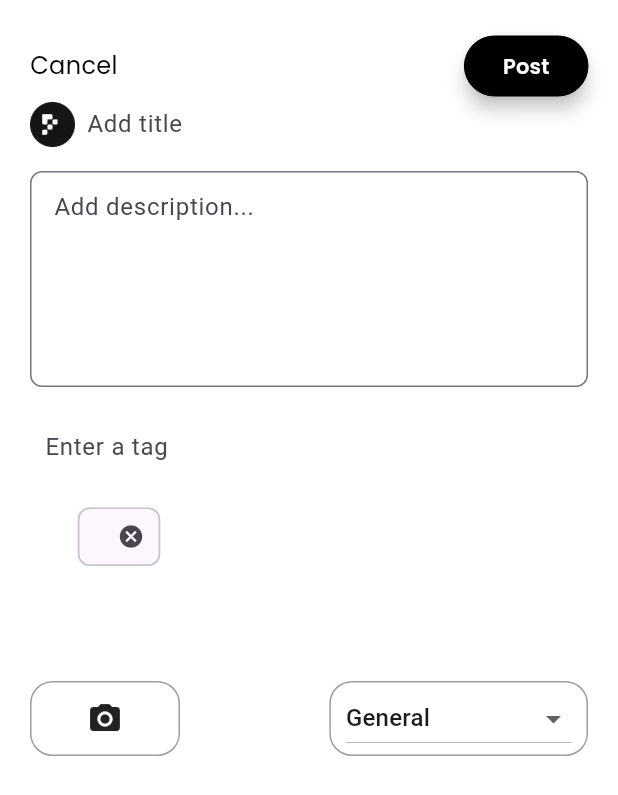
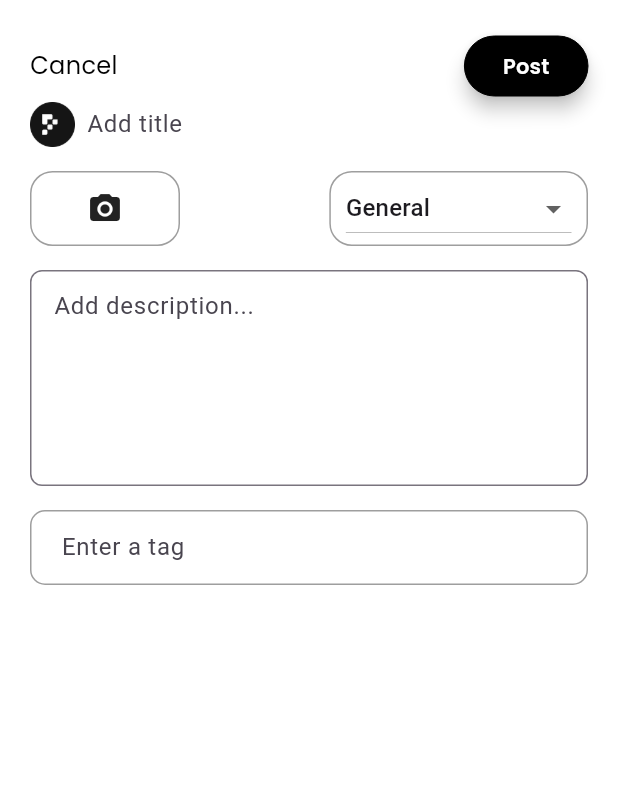
Before and after one commit to UasDevelope/civitante, a Flutter app: the PostScreen screen opened by its route, on a phone screen of 412 x 824 dp. Shown: the top 795 px of the screen. Run offline on Flutter 3.47's test engine with Material 3 defaults, Android fonts, the phone set to English and light mode, and no system bars; drawn by our look-alikes of loading_overlay; our stand-ins replace dotted_border, firebase_auth, firebase_core, firebase_storage, fl_chart, flutter_image_compress and 15 more; missing offline and left inert: dart:ffi, flutter_easy_recaptcha_v2, flutter_stripe; accounts and stored records are empty.

Commit message:
Post Screen has been updated

```diff
--- a/lib/App/modules/Addpost/controller/post.dart
+++ b/lib/App/modules/Addpost/controller/post.dart
@@ -24,7 +24,7 @@ class PostController extends GetxController {
   final descController = TextEditingController();
   RxBool isloading = false.obs;
 
-  RxList<String> tags = [""].obs;
+  RxList<String> tags = <String>[].obs;
   var images = <String>[].obs; // Observable list of image paths
 
   // Method to check and request permission
--- a/lib/App/modules/Addpost/view/post.dart
+++ b/lib/App/modules/Addpost/view/post.dart
@@ -76,6 +76,73 @@ class _PostScreenState extends State<PostScreen> {
                           ),
                         ],
                       ),
+                      SizedBox(height: 16),                      Row(
+                        mainAxisAlignment: MainAxisAlignment.spaceBetween,
+                        children: [
+                          InkWell(
+                            onTap: () {
+                              controller.pickSingleImage();
+                            },
+                            child: Container(
+                                height: 50,
+                                width: 100,
+                                padding: const EdgeInsets.only(
+                                  left: 10,
+                                  right: 10,
+                                ),
+                                decoration: BoxDecoration(
+                                  border: Border.all(
+                                      color: Colors.grey, width: 1), // Border
+                                  borderRadius: BorderRadius.circular(
+                                      15), // Rounded corners
+                                ),
+                                child: Icon(Icons.camera_alt)),
+                          ),
+                          Container(
+                            padding: const EdgeInsets.only(left: 10, right: 10),
+                            decoration: BoxDecoration(
+                              border: Border.all(
+                                  color: Colors.grey, width: 1), // Border
+                              borderRadius:
+                              BorderRadius.circular(15), // Rounded corners
+                            ),
+                            child: DropdownButton<String>(
+                              hint: const Text(
+                                  "Select a category"), // Display hint text when no value is selected
+                              value: controller.selectCatagory
+                                  .value, // Bind this to a variable in your state
+                              items: controller.categories.map((String value) {
+                                return DropdownMenuItem<String>(
+                                  value: value,
+                                  child: Text(value),
+                                );
+                              }).toList(),
+                              onChanged: (String? value) {
+                                if (value != null) {
+                                  // Update the selected category
+                                  controller.selectCatagory.value = value;
+                                }
+                              },
+                            ),
+                          ),
+                        ],
+                      ),
+                      // Container(
+                      //   height: 85,
+                      //   width: 400,
+                      //   //  width: 78,
+                      //   child: ImageListView(),
+                      // ),
+                      controller.singleImage.value != '' || controller.singleImage.value.isNotEmpty?Container(
+                        width: Get.width,
+                        height: 250,
+                        margin: EdgeInsets.only(top: 28),
+                        clipBehavior: Clip.antiAlias,
+                        decoration: BoxDecoration(
+                            borderRadius: BorderRadius.circular(12)
+                        ),
+                        child: Image.network(controller.singleImage.value,fit: BoxFit.cover,),
+                      ):SizedBox.shrink(),
                       SizedBox(height: 16),
                       TextField(
                         controller: controller.descController,
@@ -104,20 +171,21 @@ class _PostScreenState extends State<PostScreen> {
                       SizedBox(height: 16),
                       Container(
                         padding: const EdgeInsets.symmetric(horizontal: 10),
+                        decoration: BoxDecoration(
+                          border: Border.all(color: Colors.grey, width: 1), // Add border
+                          borderRadius: BorderRadius.circular(10), // Rounded corners
+                        ),
                         child: TextField(
                           controller: controller.tagController,
-                          decoration: const InputDecoration(
+                          decoration: InputDecoration(
                             hintText: "Enter a tag",
-                            border: InputBorder.none,
+                            border: InputBorder.none, // Remove default border
+                            contentPadding: EdgeInsets.symmetric(horizontal: 10, vertical: 12),
                           ),
                           onSubmitted: (value) {
-                            if (value.isNotEmpty &&
-                                !controller.tags!.contains(value)) {
-
-                                controller.tags!.add(value);
-
-                              controller.tagController
-                                  .clear(); // Clear input after adding
+                            if (value.isNotEmpty && !controller.tags.contains(value)) {
+                              controller.tags.add(value);
+                              controller.tagController.clear(); // Clear input after adding
                             }
                           },
                         ),
@@ -152,75 +220,7 @@ class _PostScreenState extends State<PostScreen> {
                           },
                         ),
                       ),
-                      SizedBox(height: 16),
 
-                      Row(
-                        mainAxisAlignment: MainAxisAlignment.spaceBetween,
-                        children: [
-                          InkWell(
-                            onTap: () {
-                              controller.pickSingleImage();
-                            },
-                            child: Container(
-                                height: 50,
-                                width: 100,
-                                padding: const EdgeInsets.only(
-                                  left: 10,
-                                  right: 10,
-                                ),
-                                decoration: BoxDecoration(
-                                  border: Border.all(
-                                      color: Colors.grey, width: 1), // Border
-                                  borderRadius: BorderRadius.circular(
-                                      15), // Rounded corners
-                                ),
-                                child: Icon(Icons.camera_alt)),
-                          ),
-                          Container(
-                            padding: const EdgeInsets.only(left: 10, right: 10),
-                            decoration: BoxDecoration(
-                              border: Border.all(
-                                  color: Colors.grey, width: 1), // Border
-                              borderRadius:
-                                  BorderRadius.circular(15), // Rounded corners
-                            ),
-                            child: DropdownButton<String>(
-                              hint: const Text(
-                                  "Select a category"), // Display hint text when no value is selected
-                              value: controller.selectCatagory
-                                  .value, // Bind this to a variable in your state
-                              items: controller.categories.map((String value) {
-                                return DropdownMenuItem<String>(
-                                  value: value,
-                                  child: Text(value),
-                                );
-                              }).toList(),
-                              onChanged: (String? value) {
-                                if (value != null) {
-                                  // Update the selected category
-                                  controller.selectCatagory.value = value;
-                                }
-                              },
-                            ),
-                          ),
-                        ],
-                      ),
-                      // Container(
-                      //   height: 85,
-                      //   width: 400,
-                      //   //  width: 78,
-                      //   child: ImageListView(),
-                      // ),
-                      controller.singleImage.value != '' || controller.singleImage.value.isNotEmpty?Container(
-                        width: Get.width / 2,
-                      height: 150,
-                        margin: EdgeInsets.only(top: 28),
-                        clipBehavior: Clip.antiAlias,
-                        decoration: BoxDecoration(
-                          borderRadius: BorderRadius.circular(12)
-                        ),
-                        child: Image.network(controller.singleImage.value,fit: BoxFit.cover,),
-                      ):SizedBox.shrink(),
                     ],
                   ),
                 ),
```
